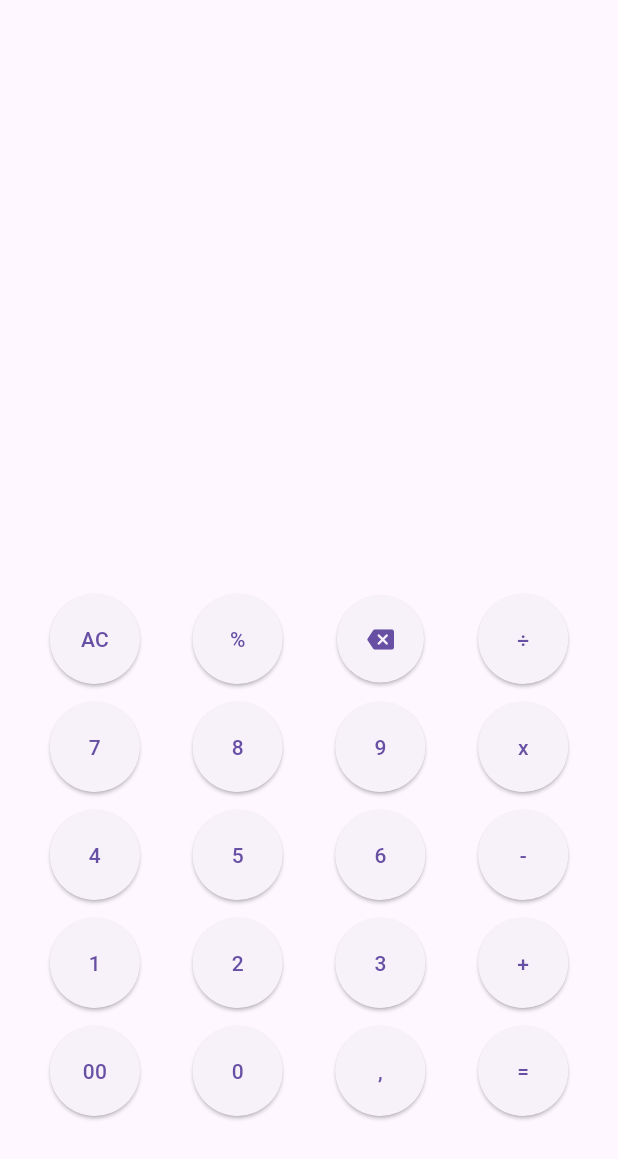
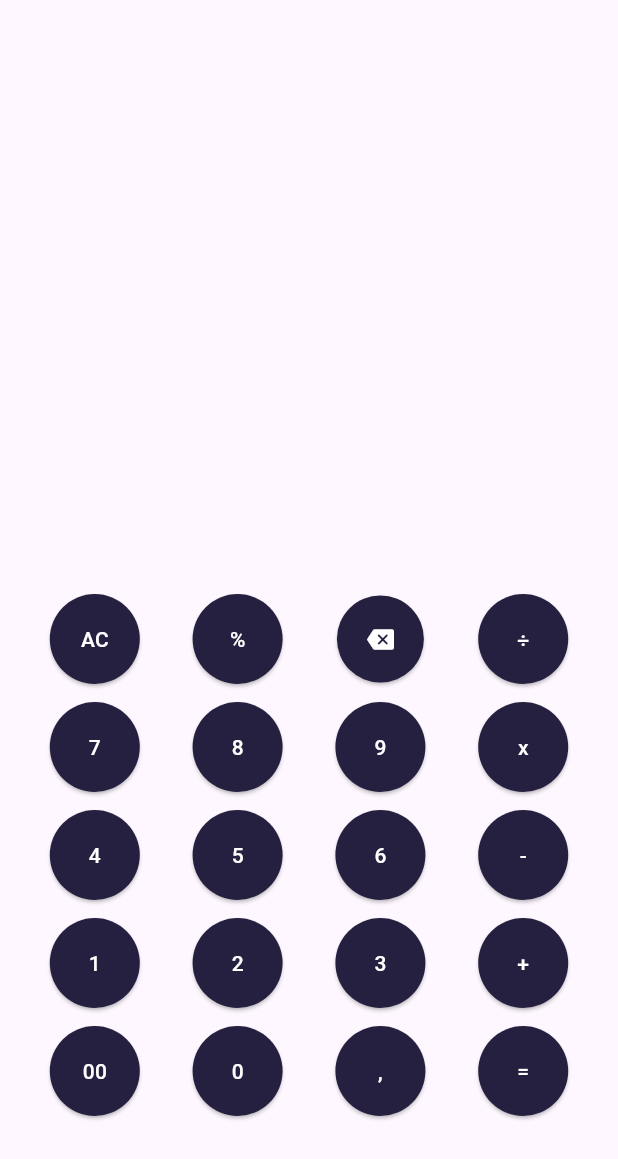
Before and after one commit to samuel181818/Calculadora_Vice_City, a Flutter app: the screen it shows after launch, on a phone screen of 412 x 824 dp. Shown: the top 1159 px of the screen. Run offline on Flutter 3.47's test engine with Material 3 defaults, Android fonts, the phone set to English and light mode, and no system bars.

Commit message:
aplicar colores GTA

```diff
--- a/lib/main.dart
+++ b/lib/main.dart
@@ -17,9 +17,11 @@ class _MyWidgetState extends State<MyWidget> {
   Widget build(BuildContext context) {
 
     final estiloBoton = ElevatedButton.styleFrom(
-      shape: const CircleBorder(),
-      padding: const EdgeInsets.all(20),
-    );
+  backgroundColor: const Color(0xFF252040),
+  foregroundColor: Colors.white,
+  shape: const CircleBorder(),
+  padding: const EdgeInsets.all(20),
+);
 
     return Scaffold(
       body: Padding(
```
